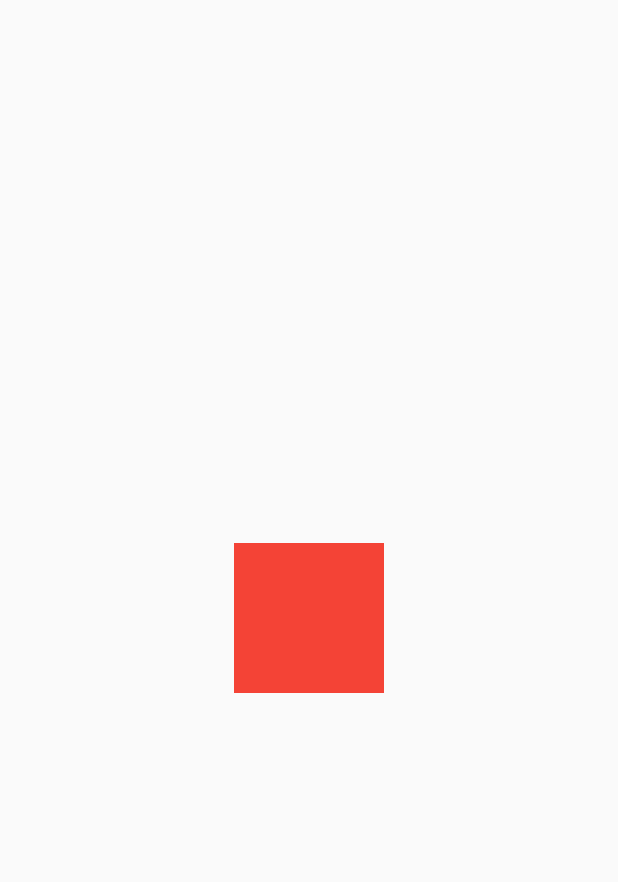
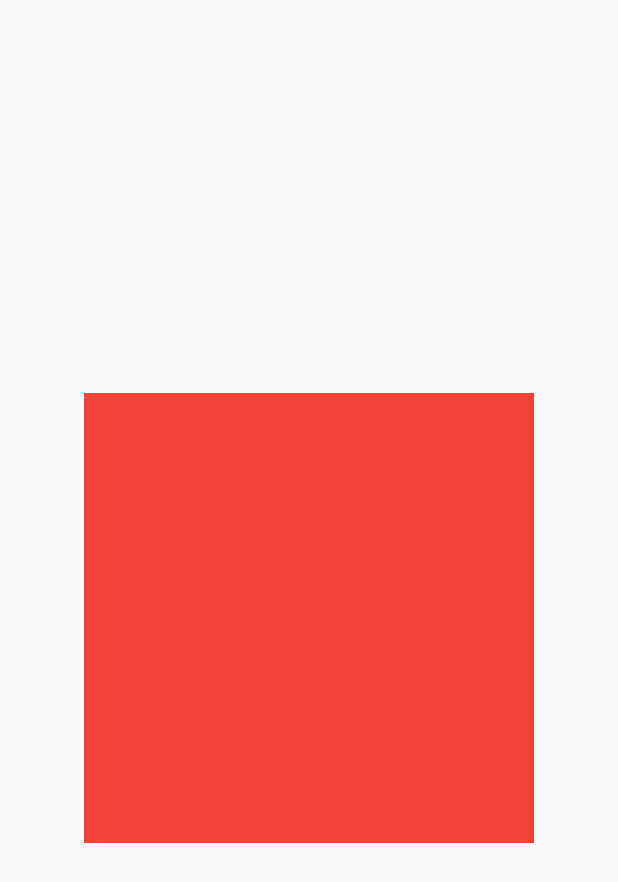
Before and after one commit to puchochiri/flutter_widget_01, a Flutter app: the screen it shows after launch, on a phone screen of 412 x 824 dp. Shown: the top 882 px of the screen. Run offline on Flutter 3.47's test engine with Material 2 defaults, Android fonts, the phone set to English and light mode, and no system bars.

Commit message:
commitv 20230721

```diff
--- a/lib/main.dart
+++ b/lib/main.dart
@@ -1,6 +1,11 @@
 import 'package:flutter_widget_01/widget/text_widget.dart';
 import 'package:flutter_widget_01/widget/textbutton_widget.dart';
 import 'package:flutter_widget_01/widget/gestureDetector_widget.dart';
+import 'package:flutter_widget_01/widget/floatingActionButton_widget.dart';
+import 'package:flutter_widget_01/widget/SizedBox_widget.dart';
+import 'package:flutter_widget_01/widget/padding_widget.dart';
+import 'package:flutter_widget_01/widget/margin_widget.dart';
+import 'package:flutter_widget_01/widget/safeArea_widget.dart';
 import 'package:flutter/material.dart';
 
 void main() {
@@ -13,7 +18,7 @@ class MyApp extends StatelessWidget {
     return MaterialApp(
       home: Scaffold(
         body: Center(
-          child: gestureDetectorExample()
+          child: safeAreaExample()
 
         ),
       ),
--- /dev/null
+++ b/lib/widget/safeArea_widget.dart
@@ -0,0 +1,27 @@
+import 'package:flutter/material.dart';
+
+class safeAreaExample extends StatelessWidget {
+  @override
+  Widget build(BuildContext context) {
+    return MaterialApp(
+      home: Scaffold(
+        body: Center(
+          child: SafeArea(
+            //원하는 부위만 따로 적용할 수  도 있음
+            //true는 적용 false는 미적용
+            top: true,
+            bottom: true,
+            left: true,
+            right: true,
+            child: Container(
+              color: Colors.red,
+              height: 300.0,
+              width: 300.0,
+            )
+
+          )
+        ),
+      ),
+    );
+  }
+}
```
Also changed, not shown: lib/widget/Row_widget.dart (added, +90 -0 lines), lib/widget/SizedBox_widget.dart (added, +22 -0 lines), lib/widget/floatingActionButton_widget.dart (added, +39 -0 lines), lib/widget/margin_widget.dart (added, +34 -0 lines), lib/widget/padding_widget.dart (added, +27 -0 lines).
